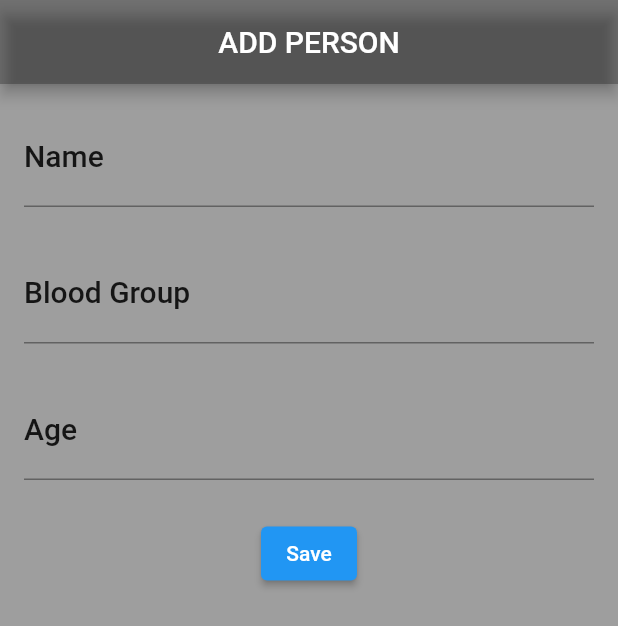
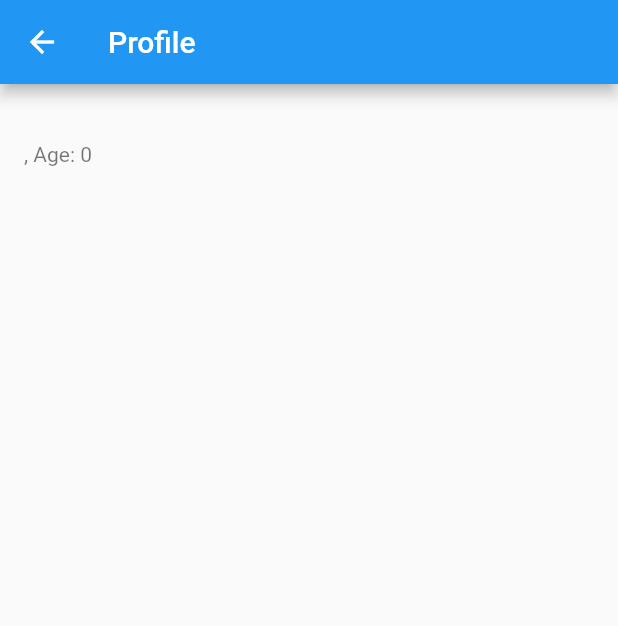
Before and after one commit to SunMoon97/Signal_processing_app, a Flutter app: the screen it shows after launch, after a tap on "Save", on a phone screen of 412 x 824 dp. Shown: the top 626 px of the screen. Run offline on Flutter 3.47's test engine with Material 2 defaults, Android fonts, the light colour scheme and no system bars; our stand-ins replace geolocator, isar, permission_handler; accounts and stored records are empty; generated files the repository leaves out were written again.

Commit message:
implemented live location feature and added profile screen

```diff
--- a/lib/Add_person.dart
+++ b/lib/Add_person.dart
@@ -1,5 +1,8 @@
+import 'dart:async';
+
 import 'package:flutter/material.dart';
 import 'package:isar/isar.dart';
+import 'package:signal_processing/profile.dart';
 import 'person.dart';
 import 'package:geolocator/geolocator.dart';
 import 'package:permission_handler/permission_handler.dart';
@@ -19,6 +22,8 @@ class AddPersonScreenState extends State<AddPersonScreen> {
   int age = 0;
   late Position _currentPosition;
   late Geolocator _geolocator;
+  late StreamSubscription<Position> _positionStreamSubscription;
+  bool _isDisposed = false;
 
   @override
   void initState() {
@@ -49,13 +54,22 @@ class AddPersonScreenState extends State<AddPersonScreen> {
   }
 
   void _startLocationTracking() {
-    Geolocator.getPositionStream()
+    _positionStreamSubscription = Geolocator.getPositionStream()
         .timeout(const Duration(seconds: 30))
         .listen((Position position) {
-      setState(() {
-        _currentPosition = position;
-      });
+      if (!_isDisposed) {
+        setState(() {
+          _currentPosition = position;
+        });
+      }
     });
+  }
+
+  @override
+  void dispose() {
+    _isDisposed = true;
+    _positionStreamSubscription?.cancel();
+    super.dispose();
   }
 
   @override
@@ -120,14 +134,20 @@ class AddPersonScreenState extends State<AddPersonScreen> {
                   latitude: _currentPosition.latitude,
                   longitude: _currentPosition.longitude,
                 );
+
                 try {
-                  await widget.isar.writeTxn((Isar isar) async {
-                    await isar.persons.put(person);
-                  } as Future Function());
+                  if (_isDisposed) return;
+                  final isar = await widget.isar;
+                  isar.writeTxnSync(() => isar.persons.putSync(person));
+
                   print("Current Position: $_currentPosition");
-                  // Navigator.pop(context);
-                  if (!context.mounted) return;
-                  Navigator.of(context).pop();
+
+                  if (!mounted) return;
+                  Navigator.of(context).push(
+                    MaterialPageRoute(
+                      builder: (context) => ProfileScreen(isar: widget.isar),
+                    ),
+                  );
                 } catch (e) {
                   // Handle any potential exceptions or errors here
                   print("Error occurred: $e");
--- a/lib/person.dart
+++ b/lib/person.dart
@@ -6,13 +6,18 @@ part 'person.g.dart';
 @Collection()
 class Person {
   Id id = Isar.autoIncrement;
-  late String bloodGroup;
-  late String name;
-  late int age;
-  late double latitude;
-  late double longitude;
+   String bloodGroup;
+   String name;
+   int age;
+   double latitude;
+   double longitude;
 
-  Person(
-     {required String bloodGroup, required String name, required int age, required double latitude, required double longitude}
-  );
+  Person({
+    required this.bloodGroup,
+    required this.name,
+    required this.age,
+    required this.latitude,
+    required this.longitude,
+  });
+
 }
--- /dev/null
+++ b/lib/profile.dart
@@ -0,0 +1,56 @@
+import 'package:flutter/material.dart';
+import 'package:isar/isar.dart';
+import 'person.dart'; // Replace this with your Person class file
+
+class ProfileScreen extends StatefulWidget {
+  final Isar isar;
+
+  const ProfileScreen({Key? key, required this.isar}) : super(key: key);
+
+  @override
+  _ProfileScreenState createState() => _ProfileScreenState();
+}
+
+class _ProfileScreenState extends State<ProfileScreen> {
+  late List<Person> persons;
+
+  @override
+  void initState() {
+    super.initState();
+    persons = [];
+    _loadPersons();
+  }
+
+  Future<void> _loadPersons() async {
+    final allPersonsNullable = await widget.isar.persons.where().findAll();
+    final nonNullablePersons =
+        allPersonsNullable?.where((person) => person != null).cast<Person>() ??
+            [];
+    setState(() {
+      persons = nonNullablePersons.toList();
+    });
+  }
+
+  @override
+  Widget build(BuildContext context) {
+    return Scaffold(
+      appBar: AppBar(
+        title: Text('Profile'),
+      ),
+      body: persons != null && persons.isNotEmpty
+          ? ListView.builder(
+              itemCount: persons.length,
+              itemBuilder: (context, index) {
+                final person = persons[index];
+                return ListTile(
+                  title: Text(person.name),
+                  subtitle: Text('${person.bloodGroup}, Age: ${person.age}'),
+                );
+              },
+            )
+          : Center(
+              child: Text('No data available'),
+            ),
+    );
+  }
+}
```
